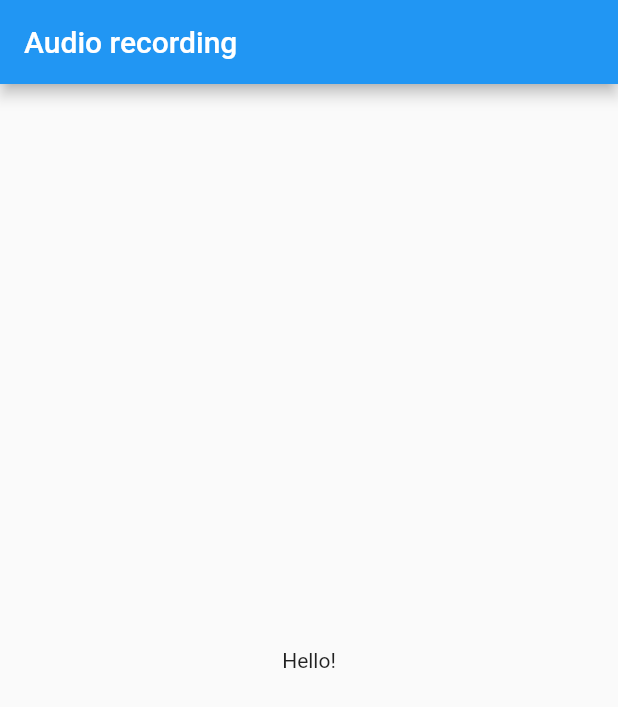
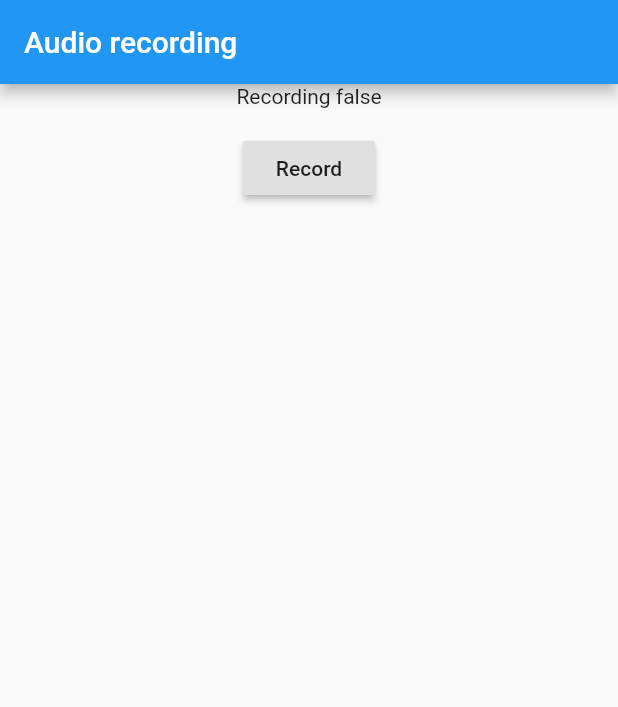
Before and after one commit to jaween/playground, a Flutter app: the screen it shows after launch, on a phone screen of 412 x 824 dp. Shown: the top 707 px of the screen. Run offline on Flutter 3.47's test engine with Material 2 defaults, Android fonts, the light colour scheme and no system bars; our stand-ins replace rxdart, tuple; missing offline and left inert: flutter_sound.

Commit message:
Add basic recording test, without runtime permissions

```diff
--- a/flutter_audio_recording/flutter_audio_recording/lib/main.dart
+++ b/flutter_audio_recording/flutter_audio_recording/lib/main.dart
@@ -1,4 +1,9 @@
+import 'dart:async';
+
 import 'package:flutter/material.dart';
+import 'package:flutter_sound/android_encoder.dart';
+import 'package:flutter_sound/flutter_sound.dart';
+import 'package:intl/intl.dart';
 
 void main() => runApp(MyApp());
 
@@ -19,8 +24,85 @@ class Home extends StatelessWidget {
         title: Text("Audio recording"),
       ),
       body: Center(
-        child: Text("Hello!")
+        child: FlutterSoundContainer(),
       ),
     );
   }
 }
+
+class FlutterSoundContainer extends StatefulWidget {
+  @override
+  _FlutterSoundContainerState createState() => _FlutterSoundContainerState();
+}
+
+class _FlutterSoundContainerState extends State<FlutterSoundContainer> {
+  FlutterSound _flutterSound;
+  StreamSubscription _recorderSubscription;
+  bool _isRecording = false;
+  String _recordingText = "";
+  String _mostRecentPath;
+
+  @override
+  void initState() {
+    super.initState();
+    _flutterSound = FlutterSound();
+  }
+
+  @override
+  void dispose() {
+    super.dispose();
+    _recorderSubscription?.cancel();
+  }
+
+  @override
+  Widget build(BuildContext context) {
+    return Column(
+      children: <Widget>[
+        Text("Recording $_isRecording"),
+        Text(_recordingText),
+        RaisedButton(
+          child: Text(_isRecording ? "Stop" : "Record"),
+          onPressed: _isRecording ? _stop : _record,
+        ),
+      ],
+    );
+  }
+
+  void _record() async {
+    final path = await _flutterSound.startRecorder(
+      null,
+      sampleRate: 44100 * 4,
+      bitRate: 10000,
+      androidEncoder: AndroidEncoder.VORBIS,
+    );
+    print("Path is $path");
+    _recorderSubscription =
+        _flutterSound.onRecorderStateChanged.listen((status) {
+      print("Recording status is $status");
+      if (status != null) {
+        final date =
+            DateTime.fromMillisecondsSinceEpoch(status.currentPosition.toInt());
+        final text = DateFormat('mm:ss:SS', 'en_US').format(date);
+        setState(() {
+          _isRecording = true;
+          _recordingText = text.substring(0, 8);
+          _mostRecentPath = path;
+        });
+      }
+    });
+    print("Recording started");
+  }
+
+  void _stop() async {
+    final result = await _flutterSound.stopRecorder();
+    print("Stop result: $result");
+    Scaffold.of(context).showSnackBar(
+      SnackBar(
+        content: Text("Saved to $_mostRecentPath"),
+      ),
+    );
+    _recorderSubscription?.cancel();
+    _recorderSubscription = null;
+    setState(() => _isRecording = false);
+  }
+}
--- a/flutter_audio_recording/flutter_audio_recording/pubspec.yaml
+++ b/flutter_audio_recording/flutter_audio_recording/pubspec.yaml
@@ -24,6 +24,7 @@ dependencies:
   # Use with the CupertinoIcons class for iOS style icons.
   cupertino_icons: ^0.1.2
   flutter_sound: ^1.4.1
+  intl: ^0.15.8
 
 dev_dependencies:
   flutter_test:
```
Also changed, not shown: flutter_audio_recording/flutter_audio_recording/pubspec.lock.
